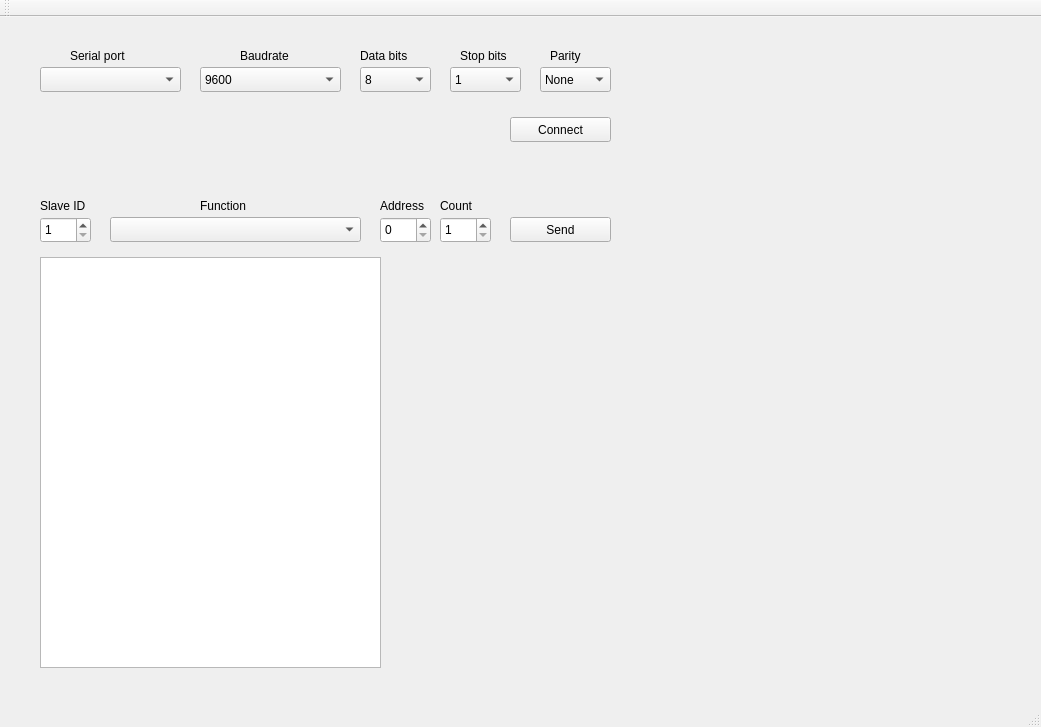
First picture: the form in forms/mainwindow.ui, repository maisvendoo/qmaster, before the edit.
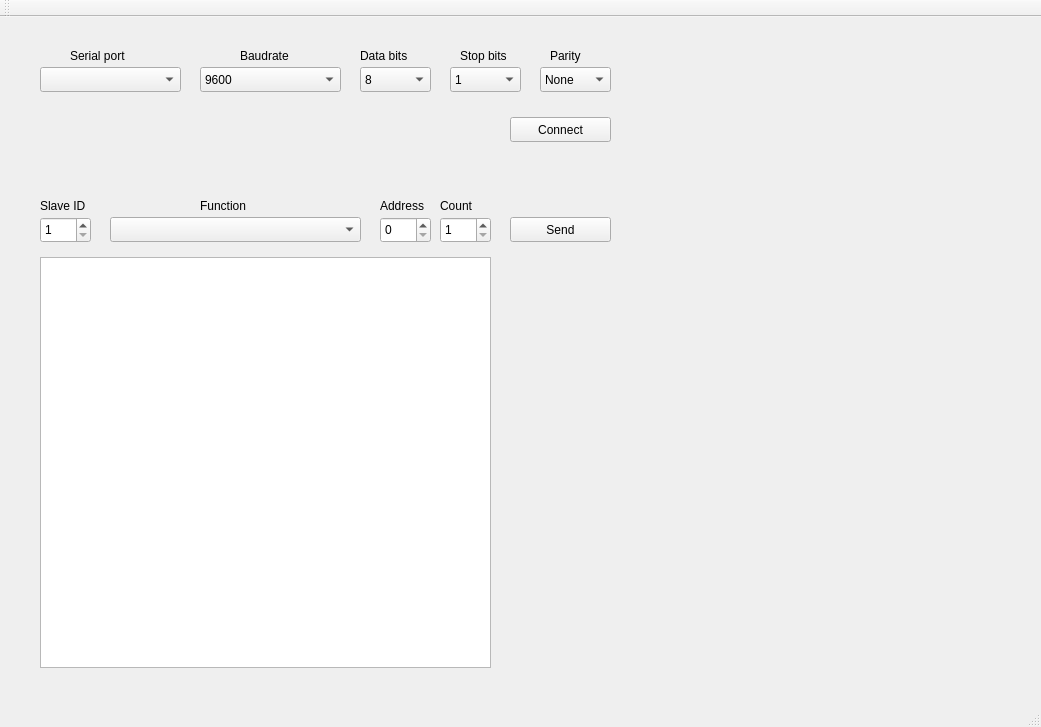
Second picture: the form after the edit.

Commit message: Data table is complete

Diff of the .ui file:
```diff
--- a/forms/mainwindow.ui
+++ b/forms/mainwindow.ui
@@ -389,7 +389,7 @@
      <rect>
       <x>40</x>
       <y>240</y>
-      <width>341</width>
+      <width>451</width>
       <height>411</height>
      </rect>
     </property>
```
Left out of the diff: 2 changed lines with no effect on the pictures. The commit also changes 2 other files.
